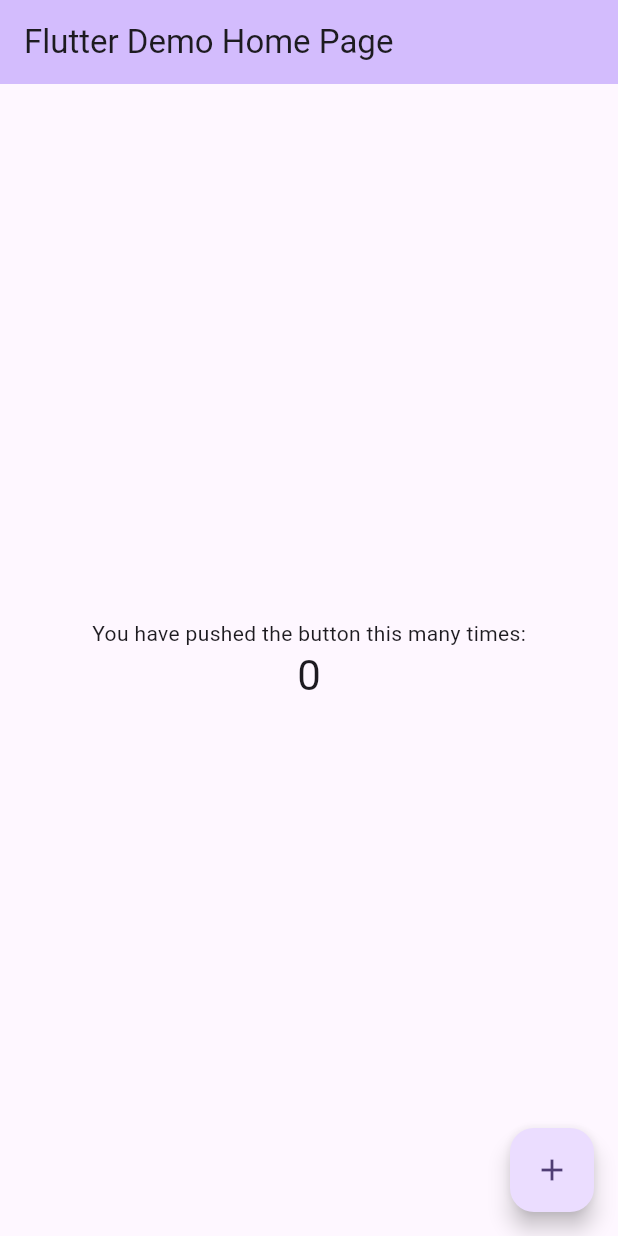
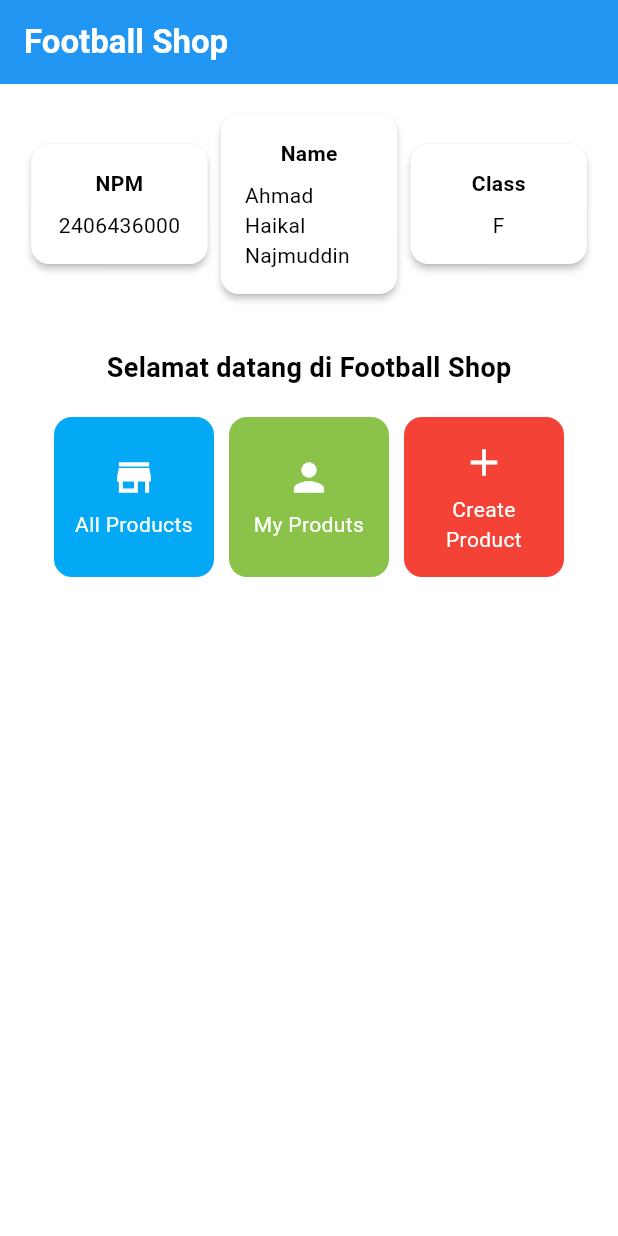
Before and after one commit to Kallln/football-shop, a Flutter app: the screen it shows after launch, on a phone screen of 412 x 824 dp. Run offline on Flutter 3.47's test engine with Material 3 defaults, Android fonts, the phone set to English and light mode, and no system bars.

Commit message:
progres tugas 7: implementasi warna, snackbar

```diff
--- a/lib/main.dart
+++ b/lib/main.dart
@@ -1,4 +1,6 @@
 import 'package:flutter/material.dart';
+import 'package:football_shop/menu.dart';
+
 
 void main() {
   runApp(const MyApp());
@@ -28,95 +30,10 @@ class MyApp extends StatelessWidget {
         //
         // This works for code too, not just values: Most code changes can be
         // tested with just a hot reload.
-        colorScheme: ColorScheme.fromSeed(seedColor: Colors.deepPurple),
+         colorScheme: ColorScheme.fromSwatch(primarySwatch: Colors.blue)
+          .copyWith(secondary: Colors.blueAccent[400]),
       ),
-      home: const MyHomePage(title: 'Flutter Demo Home Page'),
+      home: MyHomePage(),
     );
   }
 }
-
-class MyHomePage extends StatefulWidget {
-  const MyHomePage({super.key, required this.title});
-
-  // This widget is the home page of your application. It is stateful, meaning
-  // that it has a State object (defined below) that contains fields that affect
-  // how it looks.
-
-  // This class is the configuration for the state. It holds the values (in this
-  // case the title) provided by the parent (in this case the App widget) and
-  // used by the build method of the State. Fields in a Widget subclass are
-  // always marked "final".
-
-  final String title;
-
-  @override
-  State<MyHomePage> createState() => _MyHomePageState();
-}
-
-class _MyHomePageState extends State<MyHomePage> {
-  int _counter = 0;
-
-  void _incrementCounter() {
-    setState(() {
-      // This call to setState tells the Flutter framework that something has
-      // changed in this State, which causes it to rerun the build method below
-      // so that the display can reflect the updated values. If we changed
-      // _counter without calling setState(), then the build method would not be
-      // called again, and so nothing would appear to happen.
-      _counter++;
-    });
-  }
-
-  @override
-  Widget build(BuildContext context) {
-    // This method is rerun every time setState is called, for instance as done
-    // by the _incrementCounter method above.
-    //
-    // The Flutter framework has been optimized to make rerunning build methods
-    // fast, so that you can just rebuild anything that needs updating rather
-    // than having to individually change instances of widgets.
-    return Scaffold(
-      appBar: AppBar(
-        // TRY THIS: Try changing the color here to a specific color (to
-        // Colors.amber, perhaps?) and trigger a hot reload to see the AppBar
-        // change color while the other colors stay the same.
-        backgroundColor: Theme.of(context).colorScheme.inversePrimary,
-        // Here we take the value from the MyHomePage object that was created by
-        // the App.build method, and use it to set our appbar title.
-        title: Text(widget.title),
-      ),
-      body: Center(
-        // Center is a layout widget. It takes a single child and positions it
-        // in the middle of the parent.
-        child: Column(
-          // Column is also a layout widget. It takes a list of children and
-          // arranges them vertically. By default, it sizes itself to fit its
-          // children horizontally, and tries to be as tall as its parent.
-          //
-          // Column has various properties to control how it sizes itself and
-          // how it positions its children. Here we use mainAxisAlignment to
-          // center the children vertically; the main axis here is the vertical
-          // axis because Columns are vertical (the cross axis would be
-          // horizontal).
-          //
-          // TRY THIS: Invoke "debug painting" (choose the "Toggle Debug Paint"
-          // action in the IDE, or press "p" in the console), to see the
-          // wireframe for each widget.
-          mainAxisAlignment: MainAxisAlignment.center,
-          children: <Widget>[
-            const Text('You have pushed the button this many times:'),
-            Text(
-              '$_counter',
-              style: Theme.of(context).textTheme.headlineMedium,
-            ),
-          ],
-        ),
-      ),
-      floatingActionButton: FloatingActionButton(
-        onPressed: _incrementCounter,
-        tooltip: 'Increment',
-        child: const Icon(Icons.add),
-      ), // This trailing comma makes auto-formatting nicer for build methods.
-    );
-  }
-}
--- /dev/null
+++ b/lib/menu.dart
@@ -0,0 +1,190 @@
+import 'package:flutter/material.dart';
+
+class MyHomePage extends StatelessWidget {
+    MyHomePage({super.key}); //sudah ada pada code sebelumnya
+
+    final String nama = "Ahmad Haikal Najmuddin"; //nama
+    final String npm = "2406436000"; //npm
+    final String kelas = "F"; //kelas
+
+    final List<ItemHomepage> items = [
+    ItemHomepage("All Products", Icons.store, Colors.lightBlue),
+    ItemHomepage("My Produts", Icons.person, Colors.lightGreen),
+    ItemHomepage("Create Product", Icons.add, Colors.red),
+    ];
+
+    @override
+    Widget build(BuildContext context) {
+        return Scaffold(
+      // AppBar adalah bagian atas halaman yang menampilkan judul.
+      appBar: AppBar(
+        // Judul aplikasi "Football Shop" dengan teks putih dan tebal.
+        title: const Text(
+          'Football Shop',
+          style: TextStyle(
+            color: Colors.white,
+            fontWeight: FontWeight.bold,
+          ),
+        ),
+        // Warna latar belakang AppBar diambil dari skema warna tema aplikasi.
+        backgroundColor: Theme.of(context).colorScheme.primary,
+      ),
+      // Body halaman dengan padding di sekelilingnya.
+      body: Padding(
+        padding: const EdgeInsets.all(16.0),
+        // Menyusun widget secara vertikal dalam sebuah kolom.
+        child: Column(
+          crossAxisAlignment: CrossAxisAlignment.center,
+          children: [
+            // Row untuk menampilkan 3 InfoCard secara horizontal.
+            Row(
+              mainAxisAlignment: MainAxisAlignment.spaceEvenly,
+              children: [
+                InfoCard(title: 'NPM', content: npm),
+                InfoCard(title: 'Name', content: nama),
+                InfoCard(title: 'Class', content: kelas),
+              ],
+            ),
+
+            // Memberikan jarak vertikal 16 unit.
+            const SizedBox(height: 16.0),
+
+            // Menempatkan widget berikutnya di tengah halaman.
+            Center(
+              child: Column(
+                // Menyusun teks dan grid item secara vertikal.
+
+                children: [
+                  // Menampilkan teks sambutan dengan gaya tebal dan ukuran 18.
+                  const Padding(
+                    padding: EdgeInsets.only(top: 16.0),
+                    child: Text(
+                      'Selamat datang di Football Shop',
+                      style: TextStyle(
+                        fontWeight: FontWeight.bold,
+                        fontSize: 18.0,
+                      ),
+                    ),
+                  ),
+
+                  // Grid untuk menampilkan ItemCard dalam bentuk grid 3 kolom.
+                  GridView.count(
+                    primary: true,
+                    padding: const EdgeInsets.all(20),
+                    crossAxisSpacing: 10,
+                    mainAxisSpacing: 10,
+                    crossAxisCount: 3,
+                    // Agar grid menyesuaikan tinggi kontennya.
+                    shrinkWrap: true,
+
+                    // Menampilkan ItemCard untuk setiap item dalam list items.
+                    children: items.map((ItemHomepage item) {
+                      return ItemCard(item);
+                    }).toList(),
+                  ),
+                ],
+              ),
+            ),
+          ],
+        ),
+      ),
+    );
+    }
+}
+
+class InfoCard extends StatelessWidget {
+  // Kartu informasi yang menampilkan title dan content.
+
+  final String title;  // Judul kartu.
+  final String content;  // Isi kartu.
+
+  const InfoCard({super.key, required this.title, required this.content});
+
+  @override
+  Widget build(BuildContext context) {
+    return Card(
+      // Membuat kotak kartu dengan bayangan dibawahnya.
+      elevation: 2.0,
+      child: Container(
+        // Mengatur ukuran dan jarak di dalam kartu.
+        width: MediaQuery.of(context).size.width / 3.5, // menyesuaikan dengan lebar device yang digunakan.
+        padding: const EdgeInsets.all(16.0),
+        // Menyusun title dan content secara vertikal.
+        child: Column(
+          children: [
+            Text(
+              title,
+              style: const TextStyle(fontWeight: FontWeight.bold),
+            ),
+            const SizedBox(height: 8.0),
+            Text(content),
+          ],
+        ),
+      ),
+    );
+  }
+}
+
+
+
+class ItemHomepage {
+ final String name;
+ final IconData icon;
+ final Color color;
+
+ ItemHomepage(this.name, this.icon, this.color);
+}
+
+class ItemCard extends StatelessWidget {
+  // Menampilkan kartu dengan ikon dan nama.
+
+  final ItemHomepage item;
+
+  const ItemCard(this.item, {super.key});
+
+  @override
+  Widget build(BuildContext context) {
+    return Material(
+      // Menentukan warna latar belakang dari tema aplikasi.
+      color: item.color,
+      // Membuat sudut kartu melengkung.
+      borderRadius: BorderRadius.circular(12),
+
+      child: InkWell(
+        // Aksi ketika kartu ditekan.
+        onTap: () {
+          // Menampilkan pesan SnackBar saat kartu ditekan.
+          ScaffoldMessenger.of(context)
+            ..hideCurrentSnackBar()
+            ..showSnackBar(
+              SnackBar(content: Text("Kamu telah menekan tombol ${item.name}!"))
+            );
+        },
+        // Container untuk menyimpan Icon dan Text
+        child: Container(
+          padding: const EdgeInsets.all(8),
+          child: Center(
+            child: Column(
+              // Menyusun ikon dan teks di tengah kartu.
+              mainAxisAlignment: MainAxisAlignment.center,
+              children: [
+                Icon(
+                  item.icon,
+                  color: Colors.white,
+                  size: 30.0,
+                ),
+                const Padding(padding: EdgeInsets.all(3)),
+                Text(
+                  item.name,
+                  textAlign: TextAlign.center,
+                  style: const TextStyle(color: Colors.white),
+                ),
+              ],
+            ),
+          ),
+        ),
+      ),
+    );
+  }
+
+}
```
